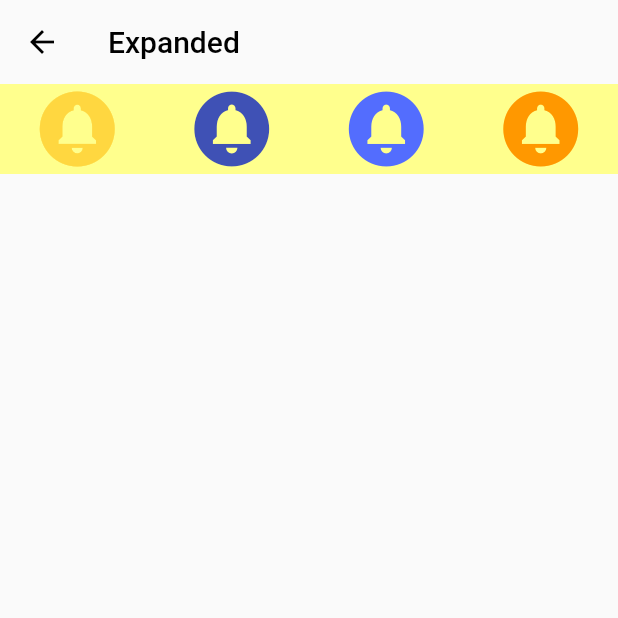
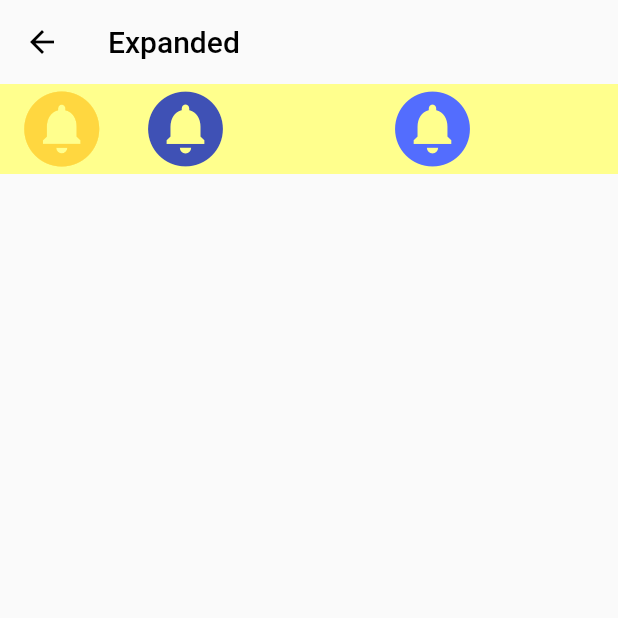
Before and after one commit to AbdullohRazzoqov/flutter_one, a Flutter app: the ExpandedWidget screen opened directly, on a phone screen of 412 x 824 dp, the top half of it. Run offline on Flutter 3.47's test engine with Material 2 defaults, Android fonts, the phone set to English and light mode, and no system bars.

Commit message:
expanded update

```diff
--- a/lib/expanded/example.dart
+++ b/lib/expanded/example.dart
@@ -1,4 +1,5 @@
 import 'package:flutter/material.dart';
+
 //Expanded => Farzadlarni mahsus tahsimlash uchun kerak bo'ladi
 //children ichida bo'lishi shart
 //bizning widgetlarimiz soni oshgan sayin size oshgan sayin muammoga duch kelish
@@ -19,16 +20,34 @@ class ExpandedWidget extends StatelessWidget {
           color: Colors.yellowAccent.shade100,
           child: Row(
             mainAxisSize: MainAxisSize.min,
-
             children: const [
-              Expanded(child: Icon(Icons.circle_notifications,color: Colors.amberAccent,size: 60,)),
-              Expanded(child: Icon(Icons.circle_notifications,color: Colors.indigo,size: 60,)),
-              Expanded(child: Icon(Icons.circle_notifications,color: Colors.indigoAccent,size: 60,)),
-              Expanded(child: Icon(Icons.circle_notifications,color: Colors.orange,size: 60,)),
-
-
+              Expanded(
+                flex: 20,
+                child: Icon(
+                  Icons.circle_notifications,
+                  color: Colors.amberAccent,
+                  size: 60,
+                ),
+              ),
+              Expanded(
+                flex: 20,
+                child: Icon(
+                  Icons.circle_notifications,
+                  color: Colors.indigo,
+                  size: 60,
+                ),
+              ),
+              Expanded(
+                flex: 60,
+                child: Icon(
+                  Icons.circle_notifications,
+                  color: Colors.indigoAccent,
+                  size: 60,
+                ),
+              ),
             ],
           )),
-    );;
+    );
+    ;
   }
 }
```
